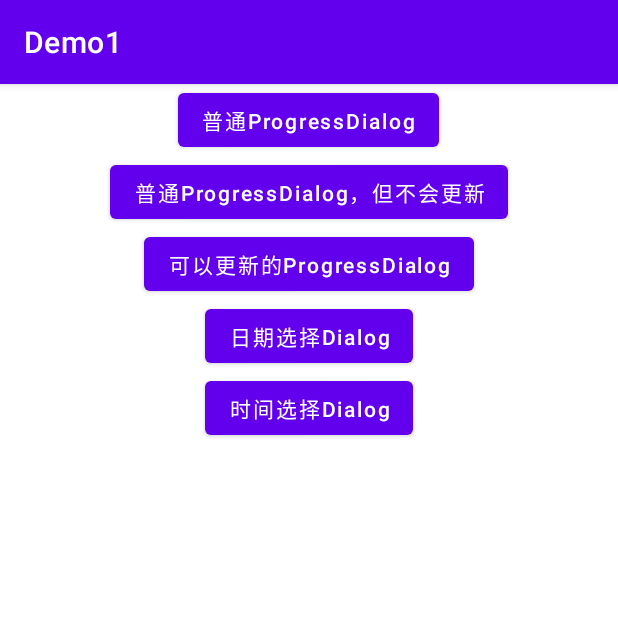
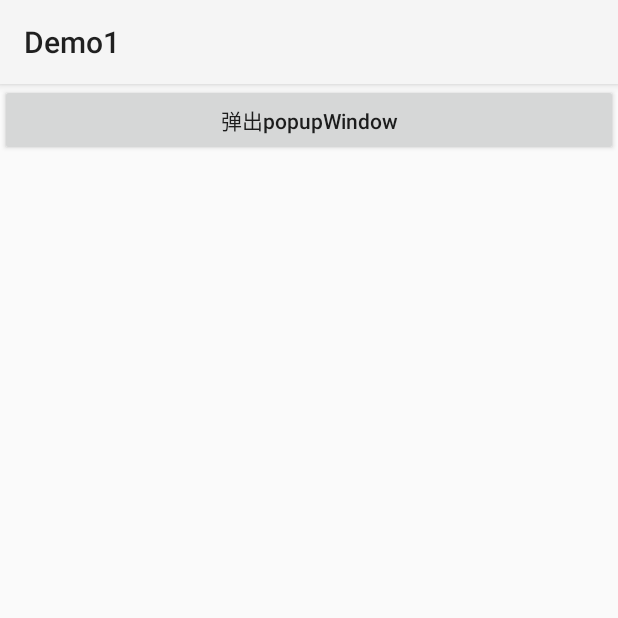
Before and after one commit to hqian5/LearnAndroid, an Android app: the screen it shows after launch (MainActivity), on a phone screen of 412 x 824 dp, the top half of it. Run offline under Robolectric (Android 15) with nearby library versions, the phone set to English and light mode, and no system bars.

Commit message:
在手指点击位置弹出popupWindow

```diff
--- a/app/src/main/AndroidManifest.xml
+++ b/app/src/main/AndroidManifest.xml
@@ -8,7 +8,7 @@
         android:label="@string/app_name"
         android:roundIcon="@mipmap/ic_launcher_round"
         android:supportsRtl="true"
-        android:theme="@style/Theme.Demo1">
+        android:theme="@style/Theme.AppCompat.DayNight">
         <activity
             android:name=".MainActivity"
             android:label="@string/app_name">
--- /dev/null
+++ b/app/src/main/res/anim/pop_in.xml
@@ -0,0 +1,9 @@
+<?xml version="1.0" encoding="utf-8"?>
+<set xmlns:android="http://schemas.android.com/apk/res/android">
+
+    <alpha
+        android:fromAlpha="0"
+        android:toAlpha="1"
+        android:duration="3000" />
+
+</set>
--- a/app/src/main/res/drawable/selector_btn.xml
+++ b/app/src/main/res/drawable/selector_btn.xml
@@ -1,5 +1,7 @@
 <?xml version="1.0" encoding="utf-8"?>
 <selector xmlns:android="http://schemas.android.com/apk/res/android">
-    <item android:drawable="@drawable/bg_round_pressed" android:state_pressed="true" />
-    <item android:drawable="@drawable/bg_round_normal" />
+
+    <item android:state_pressed="false" android:drawable="@drawable/bg_round_normal" />
+    <item android:state_pressed="true" android:drawable="@drawable/bg_round_pressed" />
+
 </selector>
--- a/app/src/main/res/layout/activity_main.xml
+++ b/app/src/main/res/layout/activity_main.xml
@@ -9,9 +9,9 @@
 
     <Button
         android:id="@+id/btn_start"
-        android:layout_width="wrap_content"
+        android:layout_width="match_parent"
         android:layout_height="wrap_content"
-        android:text="普通ProgressDialog"
+        android:text="弹出popupWindow"
         android:layout_gravity="center_horizontal"
         android:textAllCaps="false" />
 
@@ -21,7 +21,8 @@
         android:layout_height="wrap_content"
         android:text="普通ProgressDialog，但不会更新"
         android:layout_gravity="center_horizontal"
-        android:textAllCaps="false" />
+        android:textAllCaps="false"
+        android:visibility="gone" />
 
     <Button
         android:id="@+id/btn_dialog3"
@@ -29,7 +30,8 @@
         android:layout_height="wrap_content"
         android:text="可以更新的ProgressDialog"
         android:layout_gravity="center_horizontal"
-        android:textAllCaps="false" />
+        android:textAllCaps="false"
+        android:visibility="gone" />
 
     <Button
         android:id="@+id/btn_dialog4"
@@ -37,7 +39,8 @@
         android:layout_height="wrap_content"
         android:text="日期选择Dialog"
         android:layout_gravity="center_horizontal"
-        android:textAllCaps="false" />
+        android:textAllCaps="false"
+        android:visibility="gone" />
 
     <Button
         android:id="@+id/btn_dialog_diy"
@@ -45,6 +48,7 @@
         android:layout_height="wrap_content"
         android:text="时间选择Dialog"
         android:layout_gravity="center_horizontal"
-        android:textAllCaps="false" />
+        android:textAllCaps="false"
+        android:visibility="gone" />
 
 </LinearLayout>
```
Also changed, not shown: app/src/main/java/com/example/demo1/MainActivity.java (+62 -58 lines), app/src/main/res/layout/layout_popup_window.xml (added, +34 -0 lines).
